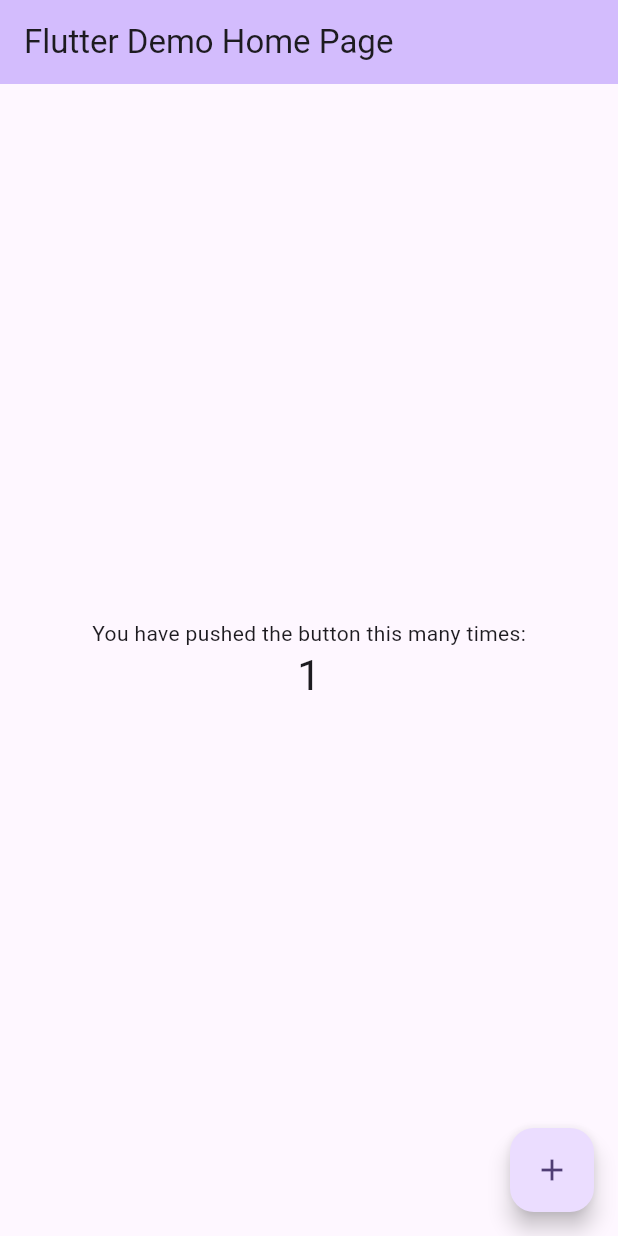
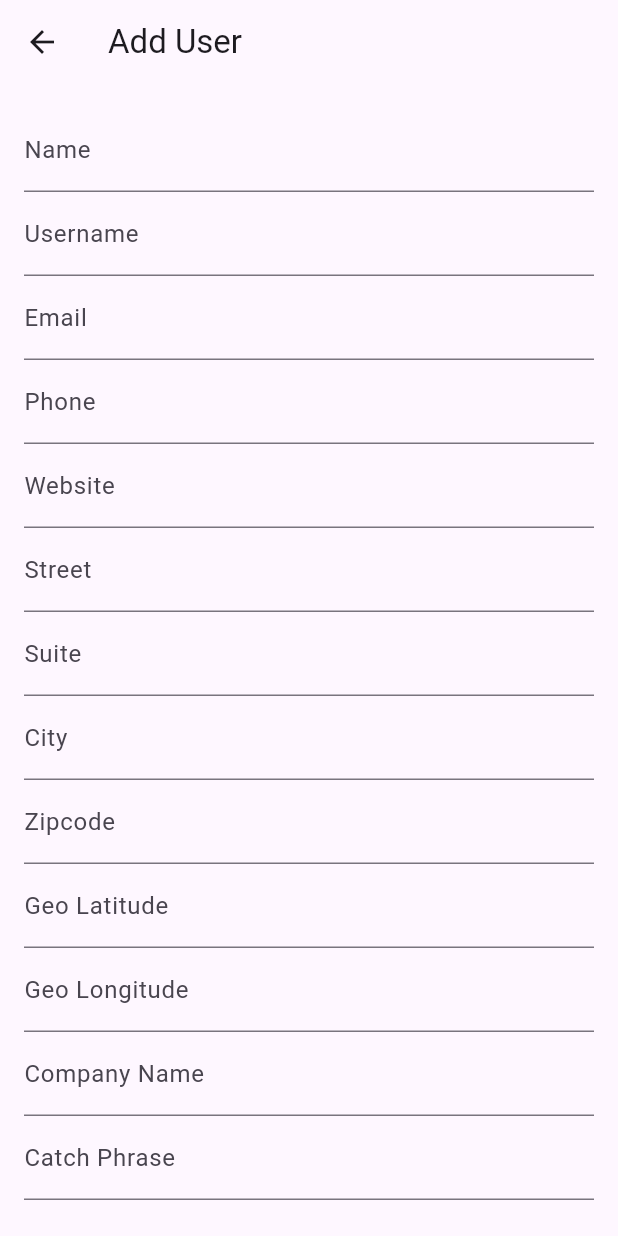
Before and after one commit to pieromg2404/flutter-challenge, a Flutter app: the screen it shows after launch, after a tap on the "add" icon, on a phone screen of 412 x 824 dp. Run offline on Flutter 3.47's test engine with Material 3 defaults, Android fonts, the phone set to English and light mode, and no system bars; our stand-ins replace get; network calls fail.

Commit message:
challenge_complete

```diff
--- a/flutter_challenge/lib/controllers/user_controller.dart
+++ b/flutter_challenge/lib/controllers/user_controller.dart
@@ -18,10 +18,8 @@ class UserController extends GetxController {
     try {
       isLoading(true);
       var userList = await userService.getUsers();
-      if (userList != null) {
-        users.assignAll(userList);
-      }
-    } finally {
+      users.assignAll(userList);
+        } finally {
       isLoading(false);
     }
   }
--- a/flutter_challenge/lib/main.dart
+++ b/flutter_challenge/lib/main.dart
@@ -1,125 +1,20 @@
 import 'package:flutter/material.dart';
+import 'package:flutter_challenge/screen/user_list_screen.dart';
+import 'package:get/get.dart';
 
 void main() {
-  runApp(const MyApp());
+  runApp(MyApp());
 }
 
 class MyApp extends StatelessWidget {
-  const MyApp({super.key});
-
-  // This widget is the root of your application.
   @override
   Widget build(BuildContext context) {
-    return MaterialApp(
-      title: 'Flutter Demo',
+    return GetMaterialApp(
+      title: 'Flutter CRUD with GetX',
       theme: ThemeData(
-        // This is the theme of your application.
-        //
-        // TRY THIS: Try running your application with "flutter run". You'll see
-        // the application has a purple toolbar. Then, without quitting the app,
-        // try changing the seedColor in the colorScheme below to Colors.green
-        // and then invoke "hot reload" (save your changes or press the "hot
-        // reload" button in a Flutter-supported IDE, or press "r" if you used
-        // the command line to start the app).
-        //
-        // Notice that the counter didn't reset back to zero; the application
-        // state is not lost during the reload. To reset the state, use hot
-        // restart instead.
-        //
-        // This works for code too, not just values: Most code changes can be
-        // tested with just a hot reload.
-        colorScheme: ColorScheme.fromSeed(seedColor: Colors.deepPurple),
-        useMaterial3: true,
+        primarySwatch: Colors.blue,
       ),
-      home: const MyHomePage(title: 'Flutter Demo Home Page'),
+      home: UserListScreen(),
     );
   }
 }
-
-class MyHomePage extends StatefulWidget {
-  const MyHomePage({super.key, required this.title});
-
-  // This widget is the home page of your application. It is stateful, meaning
-  // that it has a State object (defined below) that contains fields that affect
-  // how it looks.
-
-  // This class is the configuration for the state. It holds the values (in this
-  // case the title) provided by the parent (in this case the App widget) and
-  // used by the build method of the State. Fields in a Widget subclass are
-  // always marked "final".
-
-  final String title;
-
-  @override
-  State<MyHomePage> createState() => _MyHomePageState();
-}
-
-class _MyHomePageState extends State<MyHomePage> {
-  int _counter = 0;
-
-  void _incrementCounter() {
-    setState(() {
-      // This call to setState tells the Flutter framework that something has
-      // changed in this State, which causes it to rerun the build method below
-      // so that the display can reflect the updated values. If we changed
-      // _counter without calling setState(), then the build method would not be
-      // called again, and so nothing would appear to happen.
-      _counter++;
-    });
-  }
-
-  @override
-  Widget build(BuildContext context) {
-    // This method is rerun every time setState is called, for instance as done
-    // by the _incrementCounter method above.
-    //
-    // The Flutter framework has been optimized to make rerunning build methods
-    // fast, so that you can just rebuild anything that needs updating rather
-    // than having to individually change instances of widgets.
-    return Scaffold(
-      appBar: AppBar(
-        // TRY THIS: Try changing the color here to a specific color (to
-        // Colors.amber, perhaps?) and trigger a hot reload to see the AppBar
-        // change color while the other colors stay the same.
-        backgroundColor: Theme.of(context).colorScheme.inversePrimary,
-        // Here we take the value from the MyHomePage object that was created by
-        // the App.build method, and use it to set our appbar title.
-        title: Text(widget.title),
-      ),
-      body: Center(
-        // Center is a layout widget. It takes a single child and positions it
-        // in the middle of the parent.
-        child: Column(
-          // Column is also a layout widget. It takes a list of children and
-          // arranges them vertically. By default, it sizes itself to fit its
-          // children horizontally, and tries to be as tall as its parent.
-          //
-          // Column has various properties to control how it sizes itself and
-          // how it positions its children. Here we use mainAxisAlignment to
-          // center the children vertically; the main axis here is the vertical
-          // axis because Columns are vertical (the cross axis would be
-          // horizontal).
-          //
-          // TRY THIS: Invoke "debug painting" (choose the "Toggle Debug Paint"
-          // action in the IDE, or press "p" in the console), to see the
-          // wireframe for each widget.
-          mainAxisAlignment: MainAxisAlignment.center,
-          children: <Widget>[
-            const Text(
-              'You have pushed the button this many times:',
-            ),
-            Text(
-              '$_counter',
-              style: Theme.of(context).textTheme.headlineMedium,
-            ),
-          ],
-        ),
-      ),
-      floatingActionButton: FloatingActionButton(
-        onPressed: _incrementCounter,
-        tooltip: 'Increment',
-        child: const Icon(Icons.add),
-      ), // This trailing comma makes auto-formatting nicer for build methods.
-    );
-  }
-}
--- /dev/null
+++ b/flutter_challenge/lib/screen/add_edit_user_screen.dart
@@ -0,0 +1,187 @@
+import 'package:flutter/material.dart';
+import 'package:get/get.dart';
+import '../controllers/user_controller.dart';
+import '../models/user.dart';
+
+class AddEditUserScreen extends StatefulWidget {
+  final User? user;
+
+  AddEditUserScreen({this.user});
+
+  @override
+  State<AddEditUserScreen> createState() => _AddEditUserScreenState();
+}
+
+class _AddEditUserScreenState extends State<AddEditUserScreen> {
+  final UserController userController = Get.find();
+
+  final _formKey = GlobalKey<FormState>();
+  final _nameController = TextEditingController();
+  final _usernameController = TextEditingController();
+  final _emailController = TextEditingController();
+  final _phoneController = TextEditingController();
+  final _websiteController = TextEditingController();
+  final _streetController = TextEditingController();
+  final _suiteController = TextEditingController();
+  final _cityController = TextEditingController();
+  final _zipcodeController = TextEditingController();
+  final _geoLatController = TextEditingController();
+  final _geoLngController = TextEditingController();
+  final _companyNameController = TextEditingController();
+  final _catchPhraseController = TextEditingController();
+  final _bsController = TextEditingController();
+
+  @override
+  void initState() {
+    super.initState();
+    if (widget.user != null) {
+      _nameController.text = widget.user!.name;
+      _usernameController.text = widget.user!.username;
+      _emailController.text = widget.user!.email;
+      _phoneController.text = widget.user!.phone;
+      _websiteController.text = widget.user!.website;
+      _streetController.text = widget.user!.address.street;
+      _suiteController.text = widget.user!.address.suite;
+      _cityController.text = widget.user!.address.city;
+      _zipcodeController.text = widget.user!.address.zipcode;
+      _geoLatController.text = widget.user!.address.geo.lat;
+      _geoLngController.text = widget.user!.address.geo.lng;
+      _companyNameController.text = widget.user!.company.name;
+      _catchPhraseController.text = widget.user!.company.catchPhrase;
+      _bsController.text = widget.user!.company.bs;
+    }
+  }
+
+  @override
+  Widget build(BuildContext context) {
+    return Scaffold(
+      appBar: AppBar(
+        title: Text(widget.user == null ? 'Add User' : 'Edit User'),
+      ),
+      body: Padding(
+        padding: const EdgeInsets.all(16.0),
+        child: Form(
+          key: _formKey,
+          child: ListView(
+            children: [
+              TextFormField(
+                controller: _nameController,
+                decoration: const InputDecoration(labelText: 'Name'),
+                validator: (value) {
+                  if (value == null || value.isEmpty) {
+                    return 'Please enter name';
+                  }
+                  return null;
+                },
+              ),
+              TextFormField(
+                controller: _usernameController,
+                decoration: const InputDecoration(labelText: 'Username'),
+                validator: (value) {
+                  if (value == null || value.isEmpty) {
+                    return 'Please enter username';
+                  }
+                  return null;
+                },
+              ),
+              TextFormField(
+                controller: _emailController,
+                decoration: const InputDecoration(labelText: 'Email'),
+                validator: (value) {
+                  if (value == null || value.isEmpty) {
+                    return 'Please enter email';
+                  }
+                  return null;
+                },
+              ),
+              TextFormField(
+                controller: _phoneController,
+                decoration: const InputDecoration(labelText: 'Phone'),
+              ),
+              TextFormField(
+                controller: _websiteController,
+                decoration: const InputDecoration(labelText: 'Website'),
+              ),
+              TextFormField(
+                controller: _streetController,
+                decoration: const InputDecoration(labelText: 'Street'),
+              ),
+              TextFormField(
+                controller: _suiteController,
+                decoration: const InputDecoration(labelText: 'Suite'),
+              ),
+              TextFormField(
+                controller: _cityController,
+                decoration: const InputDecoration(labelText: 'City'),
+              ),
+              TextFormField(
+                controller: _zipcodeController,
+                decoration: const InputDecoration(labelText: 'Zipcode'),
+              ),
+              TextFormField(
+                controller: _geoLatController,
+                decoration: const InputDecoration(labelText: 'Geo Latitude'),
+              ),
+              TextFormField(
+                controller: _geoLngController,
+                decoration: const InputDecoration(labelText: 'Geo Longitude'),
+              ),
+              TextFormField(
+                controller: _companyNameController,
+                decoration: const InputDecoration(labelText: 'Company Name'),
+              ),
+              TextFormField(
+                controller: _catchPhraseController,
+                decoration: const InputDecoration(labelText: 'Catch Phrase'),
+              ),
+              TextFormField(
+                controller: _bsController,
+                decoration:
+                    const InputDecoration(labelText: 'Business Strategy'),
+              ),
+              const SizedBox(height: 20),
+              ElevatedButton(
+                onPressed: () {
+                  if (_formKey.currentState!.validate()) {
+                    User newUser = User(
+                      id: widget.user?.id ?? 0,
+                      name: _nameController.text,
+                      username: _usernameController.text,
+                      email: _emailController.text,
+                      phone: _phoneController.text,
+                      website: _websiteController.text,
+                      address: Address(
+                        street: _streetController.text,
+                        suite: _suiteController.text,
+                        city: _cityController.text,
+                        zipcode: _zipcodeController.text,
+                        geo: Geo(
+                          lat: _geoLatController.text,
+                          lng: _geoLngController.text,
+                        ),
+                      ),
+                      company: Company(
+                        name: _companyNameController.text,
+                        catchPhrase: _catchPhraseController.text,
+                        bs: _bsController.text,
+                      ),
+                    );
+
+                    if (widget.user == null) {
+                      userController.addUser(newUser);
+                    } else {
+                      userController.editUser(widget.user!.id, newUser);
+                    }
+
+                    Get.back();
+                  }
+                },
+                child: Text(widget.user == null ? 'Add' : 'Save'),
+              ),
+            ],
+          ),
+        ),
+      ),
+    );
+  }
+}
--- /dev/null
+++ b/flutter_challenge/lib/screen/user_detail_screen.dart
@@ -0,0 +1,31 @@
+import 'package:flutter/material.dart';
+import '../models/user.dart';
+
+class UserDetailScreen extends StatelessWidget {
+  final User user;
+
+  UserDetailScreen({required this.user});
+
+  @override
+  Widget build(BuildContext context) {
+    return Scaffold(
+      appBar: AppBar(
+        title: Text(user.name),
+      ),
+      body: Padding(
+        padding: const EdgeInsets.all(16.0),
+        child: Column(
+          crossAxisAlignment: CrossAxisAlignment.start,
+          children: [
+            Text('Username: ${user.username}'),
+            Text('Email: ${user.email}'),
+            Text('Phone: ${user.phone}'),
+            Text('Website: ${user.website}'),
+            Text('Address: ${user.address.street}, ${user.address.suite}, ${user.address.city}, ${user.address.zipcode}'),
+            Text('Company: ${user.company.name}, ${user.company.catchPhrase}, ${user.company.bs}'),
+          ],
+        ),
+      ),
+    );
+  }
+}
--- /dev/null
+++ b/flutter_challenge/lib/screen/user_list_screen.dart
@@ -0,0 +1,39 @@
+import 'package:flutter/material.dart';
+import 'package:flutter_challenge/widgets/user_title.dart';
+import 'package:get/get.dart';
+import '../controllers/user_controller.dart';
+import 'add_edit_user_screen.dart';
+
+
+class UserListScreen extends StatelessWidget {
+  final UserController userController = Get.put(UserController());
+
+  @override
+  Widget build(BuildContext context) {
+    return Scaffold(
+      appBar: AppBar(
+        title: const Text('Users'),
+        actions: [
+          IconButton(
+            icon: const Icon(Icons.add),
+            onPressed: () {
+              Get.to(() => AddEditUserScreen());
+            },
+          )
+        ],
+      ),
+      body: Obx(() {
+        if (userController.isLoading.value) {
+          return const Center(child: CircularProgressIndicator());
+        } else {
+          return ListView.builder(
+            itemCount: userController.users.length,
+            itemBuilder: (context, index) {
+              return UserTile(user: userController.users[index]);
+            },
+          );
+        }
+      }),
+    );
+  }
+}
--- /dev/null
+++ b/flutter_challenge/lib/widgets/user_title.dart
@@ -0,0 +1,41 @@
+import 'package:flutter/material.dart';
+import 'package:flutter_challenge/screen/add_edit_user_screen.dart';
+import 'package:flutter_challenge/screen/user_detail_screen.dart';
+import 'package:get/get.dart';
+import '../models/user.dart';
+import '../controllers/user_controller.dart';
+
+class UserTile extends StatelessWidget {
+  final User user;
+  final UserController userController = Get.find();
+
+  UserTile({required this.user});
+
+  @override
+  Widget build(BuildContext context) {
+    return ListTile(
+      title: Text(user.name),
+      subtitle: Text(user.email),
+      onTap: () {
+        Get.to(() => UserDetailScreen(user: user));
+      },
+      trailing: Row(
+        mainAxisSize: MainAxisSize.min,
+        children: [
+          IconButton(
+            icon: Icon(Icons.edit),
+            onPressed: () {
+              Get.to(() => AddEditUserScreen(user: user));
+            },
+          ),
+          IconButton(
+            icon: Icon(Icons.delete),
+            onPressed: () {
+              userController.deleteUser(user.id);
+            },
+          ),
+        ],
+      ),
+    );
+  }
+}
```
